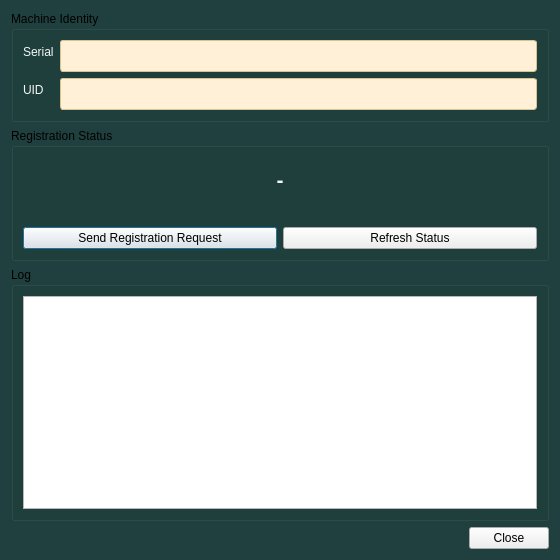
This is ui/register_window.ui in AHSO-CO-LTD/Samsung-Reader-Local as Qt 5 draws it before an edit. The edited form follows.
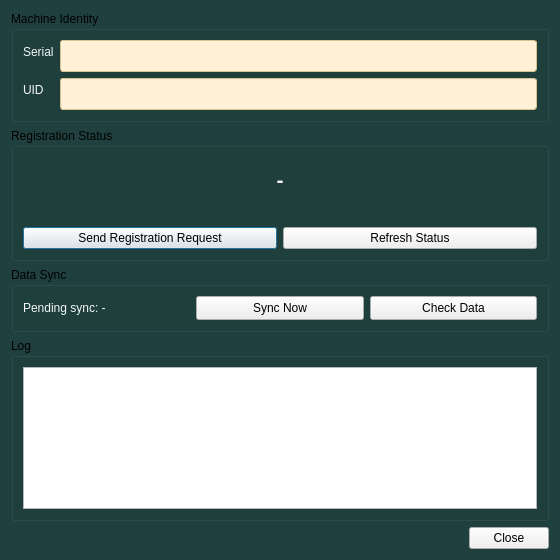
This is the edited form.

Commit message:
Add data reconciliation sync (sync/reconcile/check + pull), move Sync Now to Register window, bump APP_VERSION to 0.2.0
Implements Bước 9: automatic + manual reconciliation between local and
server scan data, with a new ReconcileWindow dialog to review diffs and
push/pull to resolve them. Also relocates the "Sync Now" button and
pending-sync label from the main window into the Register dialog, and
fixes a real HTTP 400 caused by sending out-of-enum server_status/
final_status values in the reconcile payload.

Diff of the .ui file:
```diff
--- a/ui/register_window.ui
+++ b/ui/register_window.ui
@@ -82,6 +82,31 @@
      </layout>
     </widget>
    </item>
+   <item>
+    <widget class="QGroupBox" name="groupBoxSync">
+     <property name="title"><string>Data Sync</string></property>
+     <layout class="QHBoxLayout" name="horizontalLayoutSync">
+      <item>
+       <widget class="QLabel" name="labelPendingSync">
+        <property name="minimumSize"><size><width>0</width><height>24</height></size></property>
+        <property name="text"><string>Pending sync: -</string></property>
+       </widget>
+      </item>
+      <item>
+       <widget class="QPushButton" name="pushButtonSyncNow">
+        <property name="minimumSize"><size><width>0</width><height>24</height></size></property>
+        <property name="text"><string>Sync Now</string></property>
+       </widget>
+      </item>
+      <item>
+       <widget class="QPushButton" name="pushButtonCheckData">
+        <property name="minimumSize"><size><width>0</width><height>24</height></size></property>
+        <property name="text"><string>Check Data</string></property>
+       </widget>
+      </item>
+     </layout>
+    </widget>
+   </item>
    <item>
     <widget class="QGroupBox" name="groupBoxLog">
      <property name="title"><string>Log</string></property>
```
The commit also changes 9 other files.
